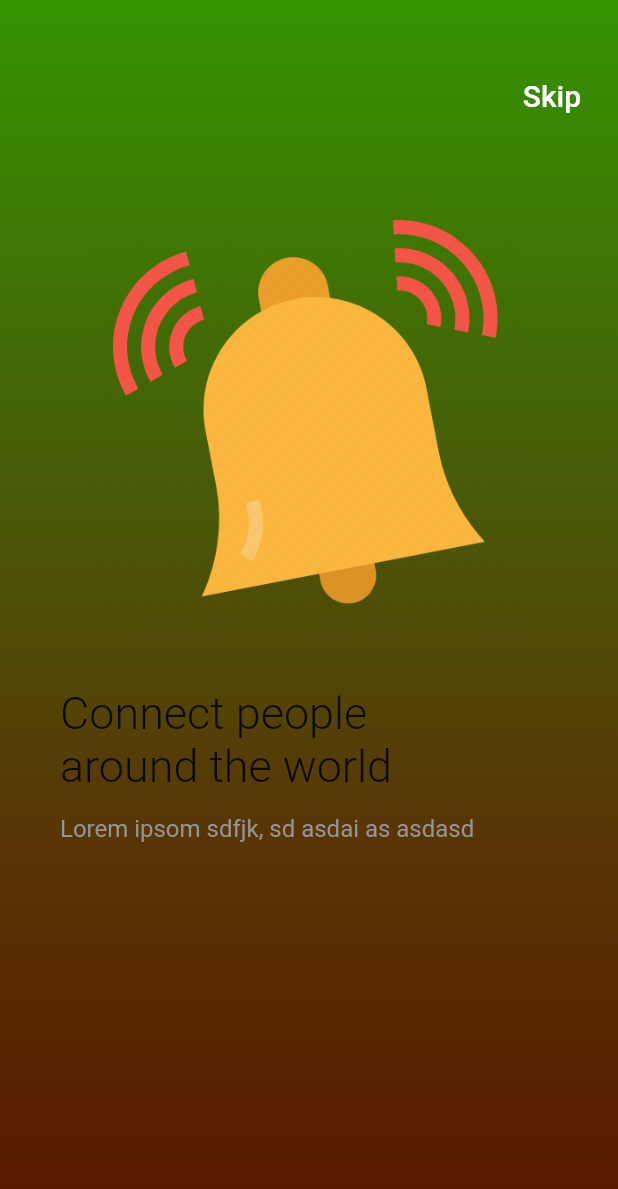
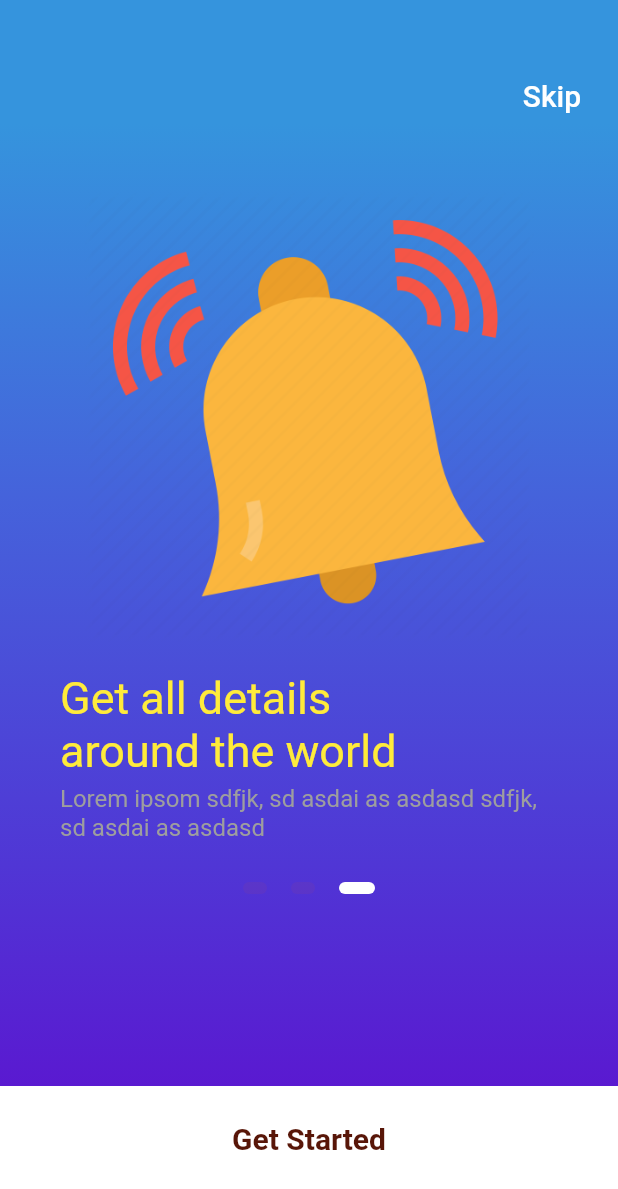
Before and after one commit to macelux/Flutter-Onboarding-screen, a Flutter app: the screen it shows after launch, swiped to page 3, on a phone screen of 412 x 824 dp. Shown: the top 1189 px of the screen. Run offline on Flutter 3.47's test engine with Material 2 defaults, Android fonts, the phone set to English and light mode, and no system bars.

```diff
--- a/lib/onboarding_screen.dart
+++ b/lib/onboarding_screen.dart
@@ -9,25 +9,29 @@ class OnboardingScreen extends StatefulWidget {
 }
 
 class _OnboardingScreenState extends State<OnboardingScreen> {
-  final int _newPage = 1;
+  final int _numPages = 3;
   final PageController _pageController = PageController(initialPage: 0);
   int _currentPage = 0;
 
-
   List<Widget> _buildPageIndicator() {
     List<Widget> list = [];
-    for (var i = 0; i < _newPage; i++) {
-      list.add(i ==_currentPage ? _indicator(true) : _indicator(false));
+    for (var i = 0; i < _numPages; i++) {
+      list.add(i == _currentPage ? _indicator(true) : _indicator(false));
     }
 
     return list;
   }
 
-  Widget _indicator(bool isActive){
-    return AnimatedContainer(duration: Duration(milliseconds: 150),
-    margin: EdgeInsets.symmetric(horizontal: 8.0),
-    height: 8.0,
-    width: isActive ? 24.0 : 16.0,);
+  Widget _indicator(bool isActive) {
+    return AnimatedContainer(
+      duration: Duration(milliseconds: 150),
+      margin: EdgeInsets.symmetric(horizontal: 8.0),
+      height: 8.0,
+      width: isActive ? 24.0 : 16.0,
+      decoration: BoxDecoration(
+          color: isActive ? Colors.white : Color(0xFF85103),
+          borderRadius: BorderRadius.all(Radius.circular(12))),
+    );
   }
 
   @override
@@ -40,12 +44,12 @@ class _OnboardingScreenState extends State<OnboardingScreen> {
             gradient: LinearGradient(
               begin: Alignment.topCenter,
               end: Alignment.bottomCenter,
-              //stops: (0.1, 0.4, 0.7, 0.8),
+              stops: [0.1, 0.4, 0.7, 0.9],
               colors: [
-                Color(0xFF359400),
-                Color(0xFF456308),
-                Color(0xFF583605),
-                Color(0xFF581600)
+                Color(0xFF3594DD),
+                Color(0xFF4563DB),
+                Color(0xFF5036D5),
+                Color(0xFF5B16D0)
               ],
             ),
           ),
@@ -65,7 +69,7 @@ class _OnboardingScreenState extends State<OnboardingScreen> {
                   ),
                 ),
                 Container(
-                  height: 600.0,
+                  height: 500.0,
                   child: PageView(
                     physics: ClampingScrollPhysics(),
                     controller: _pageController,
@@ -87,15 +91,15 @@ class _OnboardingScreenState extends State<OnboardingScreen> {
                                 width: 300.0,
                               ),
                             ),
-                            SizedBox(height: 30.0),
+                            SizedBox(height: 10.0),
                             Text(
                               "Connect people\naround the world",
-                              style: KHeadingTextStyle,
+                              style: TextStyle(color: Colors.yellow, fontSize: 30),
                             ),
-                            SizedBox(height: 15.0),
+                            SizedBox(height: 10.0),
                             Text(
                               "Lorem ipsom sdfjk, sd asdai as asdasd",
-                              style: KSubTextStyle,
+                              style: TextStyle(color: Colors.grey, fontSize: 16),
                             ),
                           ],
                         ),
@@ -112,15 +116,15 @@ class _OnboardingScreenState extends State<OnboardingScreen> {
                                 width: 300.0,
                               ),
                             ),
-                            SizedBox(height: 30.0),
+                            SizedBox(height: 20.0),
                             Text(
-                              "Get a new experience of imagination",
-                              style: KHeadingTextStyle,
+                              "We've got \nyour back",
+                              style: TextStyle(color: Colors.yellow, fontSize: 30),
                             ),
-                            SizedBox(height: 15.0),
+                            SizedBox(height: 10.0),
                             Text(
                               "Lorem ipsom sdfjk, sd asdai as asdasd",
-                              style: KSubTextStyle,
+                              style: TextStyle(color: Colors.grey, fontSize: 16),
                             ),
                           ],
                         ),
@@ -137,15 +141,15 @@ class _OnboardingScreenState extends State<OnboardingScreen> {
                                 width: 300.0,
                               ),
                             ),
-                            SizedBox(height: 30.0),
+                            SizedBox(height: 20.0),
                             Text(
-                              "Connect people\naround the world",
-                              style: KHeadingTextStyle,
+                              "Get all details\naround the world",
+                              style: TextStyle(color: Colors.yellow, fontSize: 30),
                             ),
-                            SizedBox(height: 15.0),
+                            SizedBox(height: 5.0),
                             Text(
-                              "Lorem ipsom sdfjk, sd asdai as asdasd",
-                              style: KSubTextStyle,
+                              "Lorem ipsom sdfjk, sd asdai as asdasd sdfjk, \nsd asdai as asdasd",
+                              style: TextStyle(color: Colors.grey, fontSize: 16),
                             ),
                           ],
                         ),
@@ -156,12 +160,65 @@ class _OnboardingScreenState extends State<OnboardingScreen> {
                 Row(
                   mainAxisAlignment: MainAxisAlignment.center,
                   children: _buildPageIndicator(),
-                )
+                ),
+                _currentPage != _numPages - 1
+                    ? Expanded(
+                        child: Align(
+                          alignment: FractionalOffset.bottomRight,
+                          child: FlatButton(
+                            onPressed: () => {
+                              _pageController.nextPage(
+                                duration: Duration(milliseconds: 500),
+                                curve: Curves.ease,
+                              )
+                            },
+                            child: Row(
+                              mainAxisAlignment: MainAxisAlignment.center,
+                              mainAxisSize: MainAxisSize.min,
+                              children: <Widget>[
+                                Text(
+                                  "Next",
+                                  style: TextStyle(
+                                    color: Colors.white,
+                                    fontSize: 22.0,
+                                  ),
+                                ),
+                                SizedBox(width: 10.0),
+                                Icon(
+                                  Icons.arrow_forward,
+                                  color: Colors.white,
+                                  size: 22.0,
+                                )
+                              ],
+                            ),
+                          ),
+                        ),
+                      )
+                    : Text("")
               ],
             ),
           ),
         ),
       ),
+      bottomSheet: _currentPage == _numPages - 1
+          ? Container(
+              height: 100.0,
+              width: double.infinity,
+              color: Colors.white,
+              child: GestureDetector(
+                onTap: () => print("Get started"),
+                child: Center(
+                    child: Padding(
+                  padding: EdgeInsets.only(bottom: 30.0),
+                  child: Text("Get Started",
+                      style: TextStyle(
+                          color: Color(0xFF581608),
+                          fontSize: 20.0,
+                          fontWeight: FontWeight.bold)),
+                )),
+              ),
+            )
+          : Text(""),
     );
   }
 }
```
